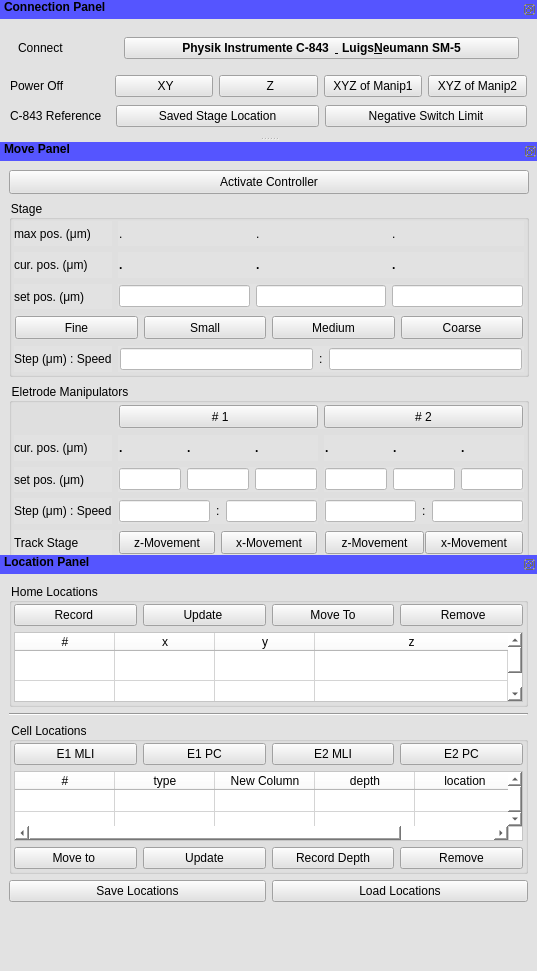
This is manipulator.ui in mgraupe/ManipulatorControl as Qt 5 draws it before an edit. The edited form follows.
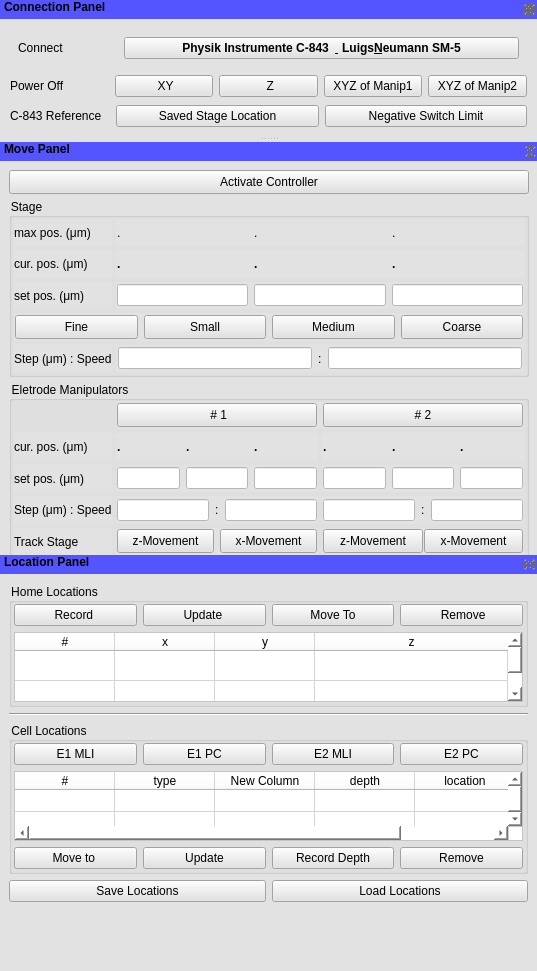
This is the edited form.

What changed in the file:
```diff
--- a/manipulator.ui
+++ b/manipulator.ui
@@ -295,6 +295,12 @@
    </attribute>
    <widget class="QWidget" name="dockWidgetContents_5">
     <layout class="QGridLayout" name="gridLayout_5">
+     <property name="horizontalSpacing">
+      <number>2</number>
+     </property>
+     <property name="verticalSpacing">
+      <number>4</number>
+     </property>
      <item row="0" column="0" colspan="3">
       <widget class="QPushButton" name="controllerActivateBtn">
        <property name="maximumSize">
@@ -341,6 +347,9 @@
         <property name="bottomMargin">
          <number>2</number>
         </property>
+        <property name="spacing">
+         <number>4</number>
+        </property>
         <item row="3" column="1">
          <widget class="QWidget" name="horizontalWidget" native="true">
           <layout class="QHBoxLayout" name="horizontalLayout_8">
@@ -652,6 +661,9 @@
         <property name="bottomMargin">
          <number>2</number>
         </property>
+        <property name="spacing">
+         <number>4</number>
+        </property>
         <item row="3" column="1">
          <widget class="QWidget" name="horizontalWidget" native="true">
           <property name="minimumSize">
```
